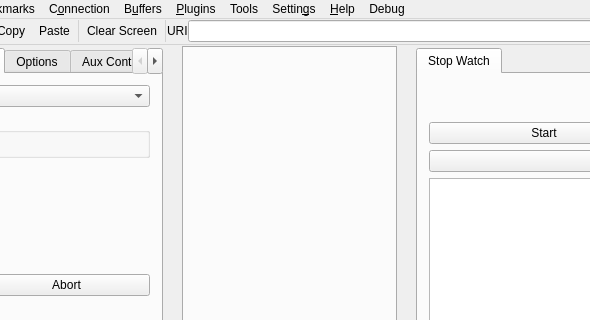
Above: src/UI/QT/Form_MainWindow.ui from TheBeef/WhippyTerm before the change; both pictures show x 205 to 795 and y 0 to 320 of the 1114 by 699 pixel window. Below: the same form after it.
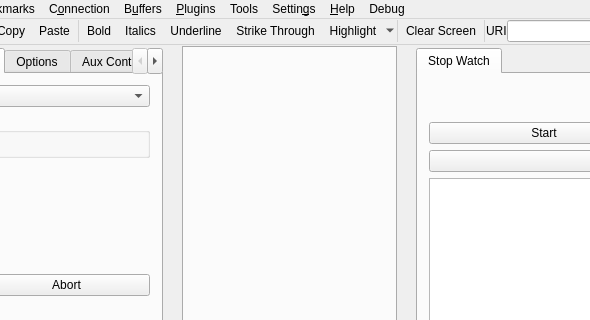
That is the form after the change. Icons and pictures are not drawn. Custom widgets are drawn as their Qt base class.

The edit to the form file:
```diff
--- a/src/UI/QT/Form_MainWindow.ui
+++ b/src/UI/QT/Form_MainWindow.ui
@@ -216,6 +216,149 @@
             </property>
            </widget>
           </item>
+          <item>
+           <widget class="QToolButton" name="StyleBold_toolButton">
+            <property name="focusPolicy">
+             <enum>Qt::NoFocus</enum>
+            </property>
+            <property name="text">
+             <string>Bold</string>
+            </property>
+            <property name="icon">
+             <iconset resource="MainResource.qrc">
+              <normaloff>:/G/Graphics/text_bold.png</normaloff>:/G/Graphics/text_bold.png</iconset>
+            </property>
+            <property name="iconSize">
+             <size>
+              <width>31</width>
+              <height>29</height>
+             </size>
+            </property>
+            <property name="checkable">
+             <bool>true</bool>
+            </property>
+            <property name="autoRaise">
+             <bool>true</bool>
+            </property>
+           </widget>
+          </item>
+          <item>
+           <widget class="QToolButton" name="StyleItalics_toolButton">
+            <property name="focusPolicy">
+             <enum>Qt::NoFocus</enum>
+            </property>
+            <property name="text">
+             <string>Italics</string>
+            </property>
+            <property name="icon">
+             <iconset resource="MainResource.qrc">
+              <normaloff>:/G/Graphics/text_italic.png</normaloff>:/G/Graphics/text_italic.png</iconset>
+            </property>
+            <property name="iconSize">
+             <size>
+              <width>31</width>
+              <height>29</height>
+             </size>
+            </property>
+            <property name="checkable">
+             <bool>true</bool>
+            </property>
+            <property name="autoRaise">
+             <bool>true</bool>
+            </property>
+           </widget>
+          </item>
+          <item>
+           <widget class="QToolButton" name="StyleUnderline_toolButton">
+            <property name="focusPolicy">
+             <enum>Qt::NoFocus</enum>
+            </property>
+            <property name="text">
+             <string>Underline</string>
+            </property>
+            <property name="icon">
+             <iconset resource="MainResource.qrc">
+              <normaloff>:/G/Graphics/text_underline.png</normaloff>:/G/Graphics/text_underline.png</iconset>
+            </property>
+            <property name="iconSize">
+             <size>
+              <width>31</width>
+              <height>29</height>
+             </size>
+            </property>
+            <property name="checkable">
+             <bool>true</bool>
+            </property>
+            <property name="autoRaise">
+             <bool>true</bool>
+            </property>
+           </widget>
+          </item>
+          <item>
+           <widget class="QToolButton" name="StyleStrikeThrough_toolButton">
+            <property name="focusPolicy">
+             <enum>Qt::NoFocus</enum>
+            </property>
+            <property name="text">
+             <string>Strike Through</string>
+            </property>
+            <property name="icon">
+             <iconset resource="MainResource.qrc">
+              <normaloff>:/G/Graphics/text_strikethrough.png</normaloff>:/G/Graphics/text_strikethrough.png</iconset>
+            </property>
+            <property name="iconSize">
+             <size>
+              <width>31</width>
+              <height>29</height>
+             </size>
+            </property>
+            <property name="checkable">
+             <bool>true</bool>
+            </property>
+            <property name="autoRaise">
+             <bool>true</bool>
+            </property>
+           </widget>
+          </item>
+          <item>
+           <widget class="QToolButton" name="StyleColor_toolButton">
+            <property name="focusPolicy">
+             <enum>Qt::NoFocus</enum>
+            </property>
+            <property name="text">
+             <string>Highlight</string>
+            </property>
+            <property name="icon">
+             <iconset resource="MainResource.qrc">
+              <normaloff>:/G/Graphics/color_swatch.png</normaloff>:/G/Graphics/color_swatch.png</iconset>
+            </property>
+            <property name="iconSize">
+             <size>
+              <width>31</width>
+              <height>29</height>
+             </size>
+            </property>
+            <property name="popupMode">
+             <enum>QToolButton::MenuButtonPopup</enum>
+            </property>
+            <property name="autoRaise">
+             <bool>true</bool>
+            </property>
+           </widget>
+          </item>
+          <item>
+           <widget class="Line" name="line_7">
+            <property name="styleSheet">
+             <string notr="true">color:lightgray;</string>
+            </property>
+            <property name="frameShadow">
+             <enum>QFrame::Plain</enum>
+            </property>
+            <property name="orientation">
+             <enum>Qt::Vertical</enum>
+            </property>
+           </widget>
+          </item>
           <item>
            <widget class="QToolButton" name="Clear_Screen_toolButton">
             <property name="focusPolicy">
```
Left out of the diff: 491 changed lines with no effect on the pictures.
